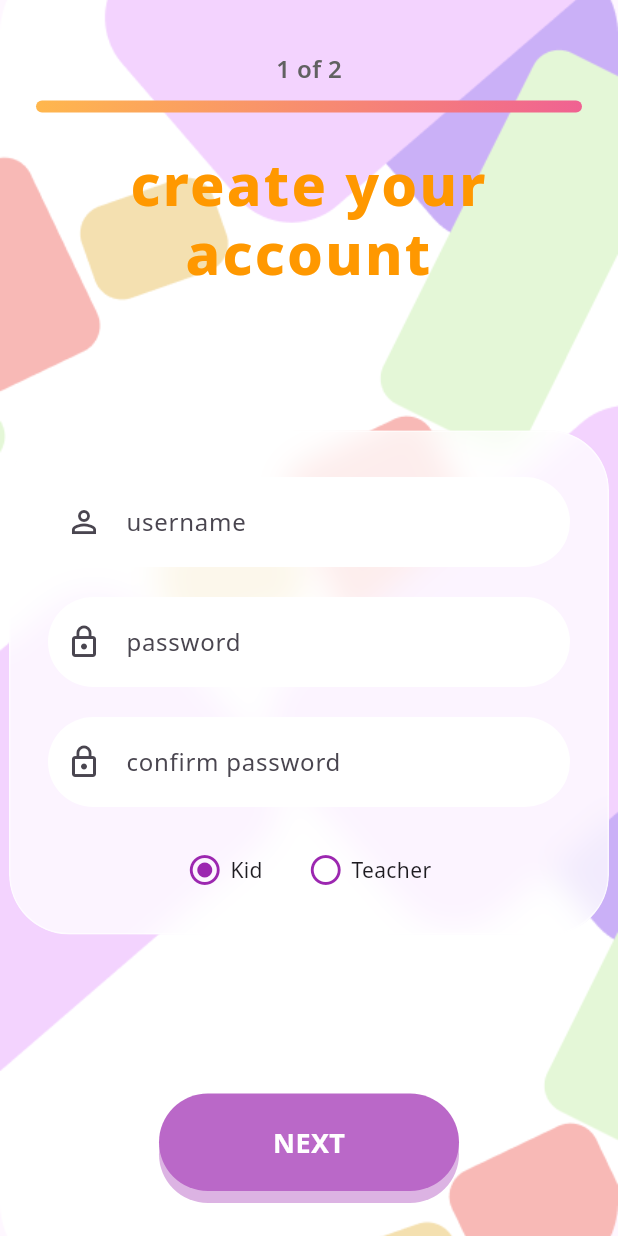
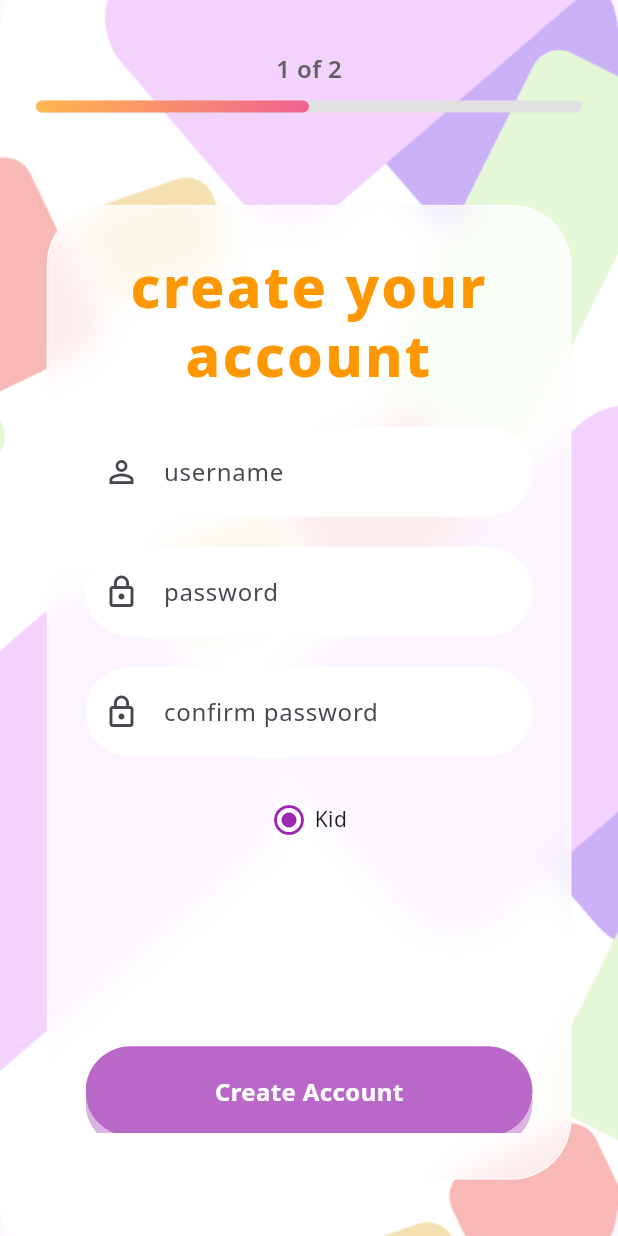
Before and after one commit to tesnimchikha/pfe-lexilearn, a Flutter app: the RegistrationPage screen opened directly, on a phone screen of 412 x 824 dp. Run offline on Flutter 3.47's test engine with Material 3 defaults, Android fonts, the phone set to English and light mode, and no system bars; our stand-ins replace audioplayers, flutter_local_notifications, flutter_tts, shared_preferences, timezone; accounts and stored records are empty.

Commit message:
feat: update login, puzzles, registration pages and onboarding image

```diff
--- a/dyslexic_kids_app/lib/pages/login_page.dart
+++ b/dyslexic_kids_app/lib/pages/login_page.dart
@@ -111,7 +111,7 @@ class _LoginPageState extends State<LoginPage> {
                 filter: ImageFilter.blur(sigmaX: 10, sigmaY: 10),
                 child: Container(
                   width: 350,
-                  height: 500,
+                  height: 650,
                   padding: const EdgeInsets.all(30),
                   decoration: BoxDecoration(
                     color: const Color.fromRGBO(255, 255, 255, 0.7),
--- a/dyslexic_kids_app/lib/pages/registration_page.dart
+++ b/dyslexic_kids_app/lib/pages/registration_page.dart
@@ -18,7 +18,7 @@ class _RegistrationPageState extends State<RegistrationPage> {
   final _confirmPasswordController = TextEditingController();
   String _userType = 'kid';
   bool _isLoading = false;
-  String _savedToken = ''; // Store token here to pass it to the next page
+  String _savedToken = '';
 
   Future<int?> registerUser() async {
     if (_passwordController.text != _confirmPasswordController.text) {
@@ -46,7 +46,6 @@ class _RegistrationPageState extends State<RegistrationPage> {
       if (response.statusCode == 201) {
         print("✅ Success: ${responseData['message']}");
 
-        // FIX: Extract token from the root of the response
         final String token = responseData['token'] ?? '';
         final int userId = responseData['user']['id'];
 
@@ -55,8 +54,7 @@ class _RegistrationPageState extends State<RegistrationPage> {
           await prefs.setString('token', token);
           await prefs.setInt('userId', userId);
 
-          setState(() =>
-              _savedToken = token); // Save to state to pass to next screen
+          setState(() => _savedToken = token);
           print("🎫 Token received: OK ✅");
         }
 
@@ -90,6 +88,7 @@ class _RegistrationPageState extends State<RegistrationPage> {
         child: SafeArea(
           child: Column(
             children: [
+              // Progress bar
               Padding(
                 padding: const EdgeInsets.all(24.0),
                 child: Column(
@@ -101,9 +100,20 @@ class _RegistrationPageState extends State<RegistrationPage> {
                             color: Colors.grey.shade700,
                             fontWeight: FontWeight.w600)),
                     const SizedBox(height: 10),
+                    Stack(
+                      children: [
                         Container(
                           height: 8,
                           width: double.infinity,
+                          decoration: BoxDecoration(
+                            color: Colors.grey.shade300,
+                            borderRadius: BorderRadius.circular(10),
+                          ),
+                        ),
+                        FractionallySizedBox(
+                          widthFactor: 1 / 2,
+                          child: Container(
+                            height: 8,
                             decoration: BoxDecoration(
                               gradient: LinearGradient(colors: [
                                 Colors.orange.shade300,
@@ -112,9 +122,36 @@ class _RegistrationPageState extends State<RegistrationPage> {
                               borderRadius: BorderRadius.circular(10),
                             ),
                           ),
+                        ),
+                      ],
+                    ),
                   ],
                 ),
               ),
+              // Card
+              Expanded(
+                child: Center(
+                  child: ClipRRect(
+                    borderRadius: BorderRadius.circular(40),
+                    child: BackdropFilter(
+                      filter: ImageFilter.blur(sigmaX: 10, sigmaY: 10),
+                      child: Container(
+                        width: 350,
+                        height: 650,
+                        padding: const EdgeInsets.symmetric(
+                            horizontal: 25, vertical: 30),
+                        decoration: BoxDecoration(
+                          color: Colors.white.withOpacity(0.75),
+                          borderRadius: BorderRadius.circular(40),
+                          border: Border.all(
+                              color: Colors.white.withOpacity(0.6), width: 1),
+                        ),
+                        child: SingleChildScrollView(
+                          child: SizedBox(
+                            height: 590,
+                            child: Column(
+                              children: [
+                                // ✅ Title now inside the card
                                 Text(
                                   'create your\naccount',
                                   textAlign: TextAlign.center,
@@ -126,30 +163,12 @@ class _RegistrationPageState extends State<RegistrationPage> {
                                     letterSpacing: 1.5,
                                   ),
                                 ),
-              const SizedBox(height: 20),
-              Expanded(
-                child: Center(
-                  child: ClipRRect(
-                    borderRadius: BorderRadius.circular(40),
-                    child: BackdropFilter(
-                      filter: ImageFilter.blur(sigmaX: 10, sigmaY: 10),
-                      child: Container(
-                        width: 400,
-                        padding: const EdgeInsets.symmetric(
-                            horizontal: 25, vertical: 30),
-                        decoration: BoxDecoration(
-                          color: Colors.white.withOpacity(0.75),
-                          borderRadius: BorderRadius.circular(40),
-                          border: Border.all(
-                              color: Colors.white.withOpacity(0.6), width: 1),
-                        ),
-                        child: SingleChildScrollView(
-                          child: Column(
-                            children: [
+                                const SizedBox(height: 25),
                                 _buildTextField(_usernameController, 'username',
                                     Icons.person_outline),
                                 const SizedBox(height: 20),
-                              _buildTextField(_passwordController, 'password',
+                                _buildTextField(
+                                    _passwordController, 'password',
                                     Icons.lock_outline,
                                     isPassword: true),
                                 const SizedBox(height: 20),
@@ -161,21 +180,11 @@ class _RegistrationPageState extends State<RegistrationPage> {
                                   mainAxisAlignment: MainAxisAlignment.center,
                                   children: [
                                     _buildUserTypeButton('kid', 'Kid'),
-                                  const SizedBox(width: 30),
-                                  _buildUserTypeButton('teacher', 'Teacher'),
                                   ],
                                 ),
-                            ],
-                          ),
-                        ),
-                      ),
-                    ),
-                  ),
-                ),
-              ),
-              Padding(
-                padding: const EdgeInsets.symmetric(vertical: 30.0),
-                child: GestureDetector(
+                                const Spacer(),
+                                // Button at the bottom of the card
+                                GestureDetector(
                                   onTap: _isLoading
                                       ? null
                                       : () async {
@@ -184,25 +193,27 @@ class _RegistrationPageState extends State<RegistrationPage> {
                                             Navigator.push(
                                               context,
                                               MaterialPageRoute(
-                                builder: (context) => AvatarSelectionPage(
-                                  username: _usernameController.text,
+                                                builder: (context) =>
+                                                    AvatarSelectionPage(
+                                                  username:
+                                                      _usernameController.text,
                                                   userId: userId,
-                                  token:
-                                      _savedToken, // Pass the token we just saved
+                                                  token: _savedToken,
                                                 ),
                                               ),
                                             );
                                           }
                                         },
                                   child: Container(
-                    width: 200,
-                    height: 65,
+                                    width: double.infinity,
+                                    height: 60,
                                     decoration: BoxDecoration(
                                       color: Colors.purple.shade300,
                                       borderRadius: BorderRadius.circular(35),
                                       boxShadow: [
                                         BoxShadow(
-                          color: Colors.purple.shade300.withOpacity(0.5),
+                                          color: Colors.purple.shade300
+                                              .withOpacity(0.5),
                                           offset: const Offset(0, 8),
                                           blurRadius: 0,
                                         ),
@@ -210,12 +221,23 @@ class _RegistrationPageState extends State<RegistrationPage> {
                                     ),
                                     child: Center(
                                       child: _isLoading
-                          ? const CircularProgressIndicator(color: Colors.white)
-                          : const Text('NEXT',
+                                          ? const CircularProgressIndicator(
+                                              color: Colors.white)
+                                          : const Text(
+                                              'Create Account',
                                               style: TextStyle(
-                                  fontSize: 18,
+                                                  fontSize: 16,
                                                   fontWeight: FontWeight.bold,
-                                  color: Colors.white)),
+                                                  color: Colors.white),
+                                            ),
+                                    ),
+                                  ),
+                                ),
+                              ],
+                            ),
+                          ),
+                        ),
+                      ),
                     ),
                   ),
                 ),
```
Also changed, not shown: dyslexic_kids_app/lib/pages/puzzles_page.dart (+81 -42 lines), dyslexic_kids_app/assets/images/onboarding_bg.png. Lines whose indentation alone changed are shown as unchanged.
